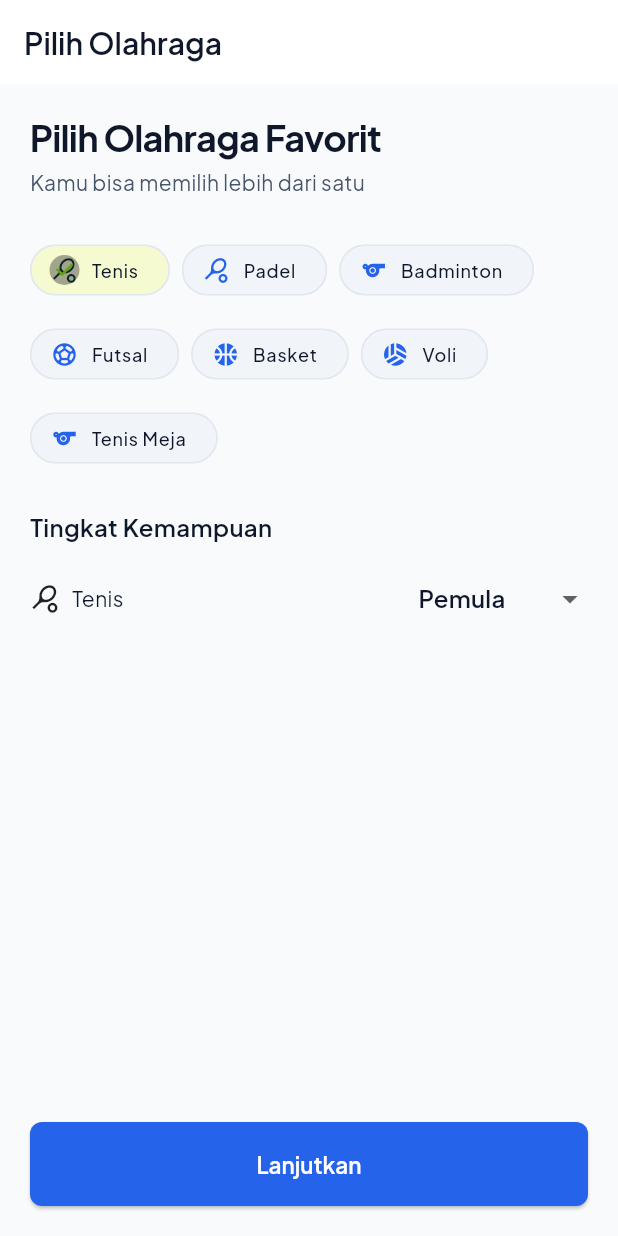
After one commit to ak-rocksdev/hyperarena, a Flutter app: the SportSelectionScreen screen opened by its route, after a tap on "Tenis", on a phone screen of 412 x 824 dp. The commit adds this screen. Run offline on Flutter 3.47's test engine with Material 3 defaults, Android fonts, the phone set to English and light mode, and no system bars; our stand-ins replace flutter_riverpod, freezed_annotation, go_router, google_fonts, shared_preferences, shimmer; accounts and stored records are empty.

Commit message:
feat: add sport selection screen with level self-assessment

```diff
--- /dev/null
+++ b/lib/features/auth/presentation/screens/sport_selection_screen.dart
@@ -0,0 +1,154 @@
+import 'package:flutter/material.dart';
+import 'package:flutter_riverpod/flutter_riverpod.dart';
+import 'package:go_router/go_router.dart';
+import 'package:hyperarena/core/theme/app_colors.dart';
+import 'package:hyperarena/core/theme/app_dimensions.dart';
+import 'package:hyperarena/core/theme/app_enums.dart';
+import 'package:hyperarena/core/theme/app_typography.dart';
+import 'package:hyperarena/core/widgets/app_button.dart';
+import 'package:hyperarena/features/auth/presentation/widgets/sport_chip_selector.dart';
+
+class SportSelectionScreen extends ConsumerStatefulWidget {
+  const SportSelectionScreen({super.key});
+
+  @override
+  ConsumerState<SportSelectionScreen> createState() =>
+      _SportSelectionScreenState();
+}
+
+class _SportSelectionScreenState extends ConsumerState<SportSelectionScreen> {
+  final Set<Sport> _selectedSports = {};
+  final Map<Sport, LevelTier> _levels = {};
+
+  @override
+  Widget build(BuildContext context) {
+    final hasSelection = _selectedSports.isNotEmpty;
+
+    return Scaffold(
+      appBar: AppBar(
+        title: const Text('Pilih Olahraga'),
+      ),
+      body: SafeArea(
+        child: Column(
+          children: [
+            Expanded(
+              child: SingleChildScrollView(
+                padding: const EdgeInsets.all(AppDimensions.screenHorizontal),
+                child: Column(
+                  crossAxisAlignment: CrossAxisAlignment.start,
+                  children: [
+                    Text(
+                      'Pilih Olahraga Favorit',
+                      style: AppTypography.headingLarge,
+                    ),
+                    const SizedBox(height: AppDimensions.xs),
+                    Text(
+                      'Kamu bisa memilih lebih dari satu',
+                      style: AppTypography.bodyMedium.copyWith(
+                        color: AppColors.textSecondary,
+                      ),
+                    ),
+                    const SizedBox(height: AppDimensions.xl),
+
+                    // Sport chips grid
+                    Wrap(
+                      spacing: AppDimensions.sm,
+                      runSpacing: AppDimensions.sm,
+                      children: Sport.values.map((sport) {
+                        final isSelected = _selectedSports.contains(sport);
+                        return SportChipSelector(
+                          sport: sport,
+                          isSelected: isSelected,
+                          onToggle: (selected) {
+                            setState(() {
+                              if (selected) {
+                                _selectedSports.add(sport);
+                                _levels[sport] = LevelTier.rookie;
+                              } else {
+                                _selectedSports.remove(sport);
+                                _levels.remove(sport);
+                              }
+                            });
+                          },
+                        );
+                      }).toList(),
+                    ),
+
+                    // Level dropdowns for selected sports
+                    if (_selectedSports.isNotEmpty) ...[
+                      const SizedBox(height: AppDimensions.xl),
+                      Text(
+                        'Tingkat Kemampuan',
+                        style: AppTypography.titleMedium,
+                      ),
+                      const SizedBox(height: AppDimensions.md),
+                      ...(_selectedSports.toList()..sort((a, b) => a.index.compareTo(b.index))).map((sport) {
+                        return Padding(
+                          padding:
+                              const EdgeInsets.only(bottom: AppDimensions.md),
+                          child: Row(
+                            children: [
+                              Icon(
+                                SportChipSelector.sportIcon(sport),
+                                size: 20,
+                              ),
+                              const SizedBox(width: AppDimensions.sm),
+                              Expanded(
+                                child: Text(
+                                  SportChipSelector.sportLabel(sport),
+                                  style: AppTypography.bodyMedium,
+                                ),
+                              ),
+                              DropdownButton<LevelTier>(
+                                value: _levels[sport] ?? LevelTier.rookie,
+                                underline: const SizedBox.shrink(),
+                                items: LevelTier.values.map((tier) {
+                                  return DropdownMenuItem(
+                                    value: tier,
+                                    child: Text(_tierLabel(tier)),
+                                  );
+                                }).toList(),
+                                onChanged: (tier) {
+                                  if (tier != null) {
+                                    setState(() => _levels[sport] = tier);
+                                  }
+                                },
+                              ),
+                            ],
+                          ),
+                        );
+                      }),
+                    ],
+                  ],
+                ),
+              ),
+            ),
+
+            // Bottom button
+            Padding(
+              padding: const EdgeInsets.all(AppDimensions.screenHorizontal),
+              child: SizedBox(
+                width: double.infinity,
+                child: AppButton(
+                  label: 'Lanjutkan',
+                  isLarge: true,
+                  onPressed: hasSelection
+                      ? () => context.go('/player/home')
+                      : null,
+                ),
+              ),
+            ),
+          ],
+        ),
+      ),
+    );
+  }
+
+  String _tierLabel(LevelTier tier) => switch (tier) {
+        LevelTier.rookie => 'Pemula',
+        LevelTier.amateur => 'Amatir',
+        LevelTier.intermediate => 'Menengah',
+        LevelTier.advanced => 'Mahir',
+        LevelTier.pro => 'Profesional',
+      };
+}
--- /dev/null
+++ b/lib/features/auth/presentation/widgets/sport_chip_selector.dart
@@ -0,0 +1,51 @@
+import 'package:flutter/material.dart';
+import 'package:hyperarena/core/theme/app_enums.dart';
+import 'package:hyperarena/core/theme/app_theme_extensions.dart';
+
+/// Styled FilterChip for selecting a sport, colored via SportThemeExtension.
+class SportChipSelector extends StatelessWidget {
+  final Sport sport;
+  final bool isSelected;
+  final ValueChanged<bool> onToggle;
+
+  const SportChipSelector({
+    super.key,
+    required this.sport,
+    required this.isSelected,
+    required this.onToggle,
+  });
+
+  static IconData sportIcon(Sport sport) => switch (sport) {
+        Sport.tennis => Icons.sports_tennis,
+        Sport.badminton => Icons.sports,
+        Sport.futsal => Icons.sports_soccer,
+        Sport.basketball => Icons.sports_basketball,
+        Sport.volleyball => Icons.sports_volleyball,
+        Sport.padel => Icons.sports_tennis,
+        Sport.tableTennis => Icons.sports,
+      };
+
+  static String sportLabel(Sport sport) => switch (sport) {
+        Sport.tennis => 'Tenis',
+        Sport.padel => 'Padel',
+        Sport.badminton => 'Badminton',
+        Sport.futsal => 'Futsal',
+        Sport.basketball => 'Basket',
+        Sport.volleyball => 'Voli',
+        Sport.tableTennis => 'Tenis Meja',
+      };
+
+  @override
+  Widget build(BuildContext context) {
+    final sportTheme = Theme.of(context).extension<SportThemeExtension>()!;
+
+    return FilterChip(
+      selected: isSelected,
+      label: Text(sportLabel(sport)),
+      avatar: Icon(sportIcon(sport), size: 18),
+      selectedColor: sportTheme.backgroundColor(sport),
+      checkmarkColor: sportTheme.color(sport),
+      onSelected: onToggle,
+    );
+  }
+}
--- a/lib/routing/app_router.dart
+++ b/lib/routing/app_router.dart
@@ -3,6 +3,7 @@ import 'package:flutter_riverpod/flutter_riverpod.dart';
 import 'package:go_router/go_router.dart';
 import 'package:hyperarena/core/theme/app_enums.dart';
 import 'package:hyperarena/features/auth/presentation/screens/login_screen.dart';
+import 'package:hyperarena/features/auth/presentation/screens/sport_selection_screen.dart';
 import 'package:hyperarena/features/auth/presentation/screens/onboarding_screen.dart';
 import 'package:hyperarena/features/auth/presentation/screens/register_screen.dart';
 import 'package:hyperarena/features/auth/presentation/screens/splash_screen.dart';
@@ -168,8 +169,7 @@ final appRouterProvider = Provider<GoRouter>((ref) {
       ),
       GoRoute(
         path: '/auth/sport-selection',
-        builder: (_, _) =>
-            const _PlaceholderScreen(title: 'Sport Selection'),
+        builder: (_, _) => const SportSelectionScreen(),
       ),
 
       // ── Player shell (4 tabs) ────────────────────────
```
